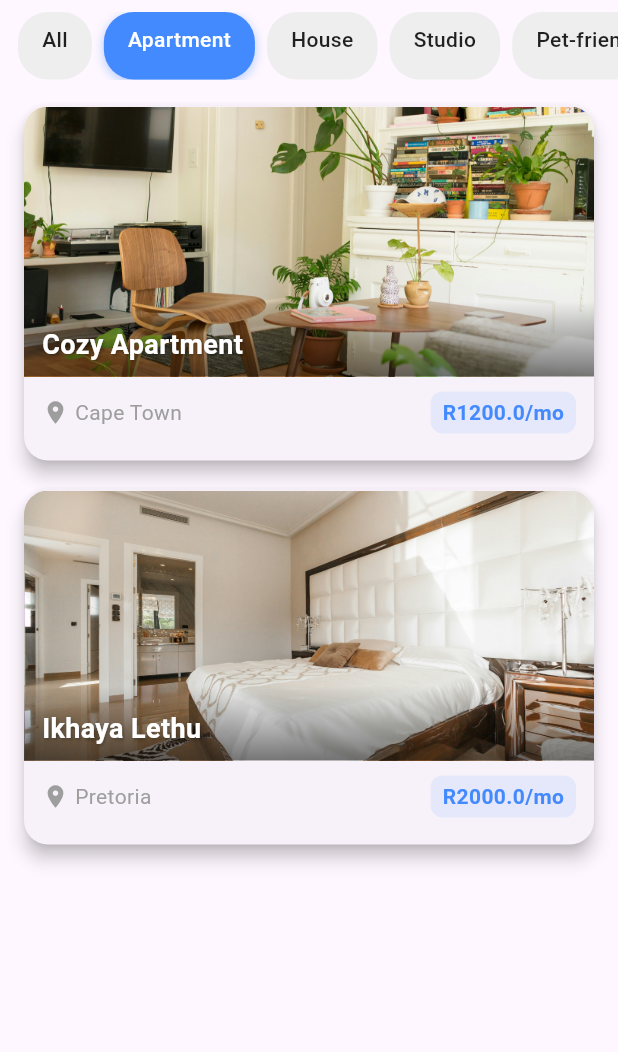
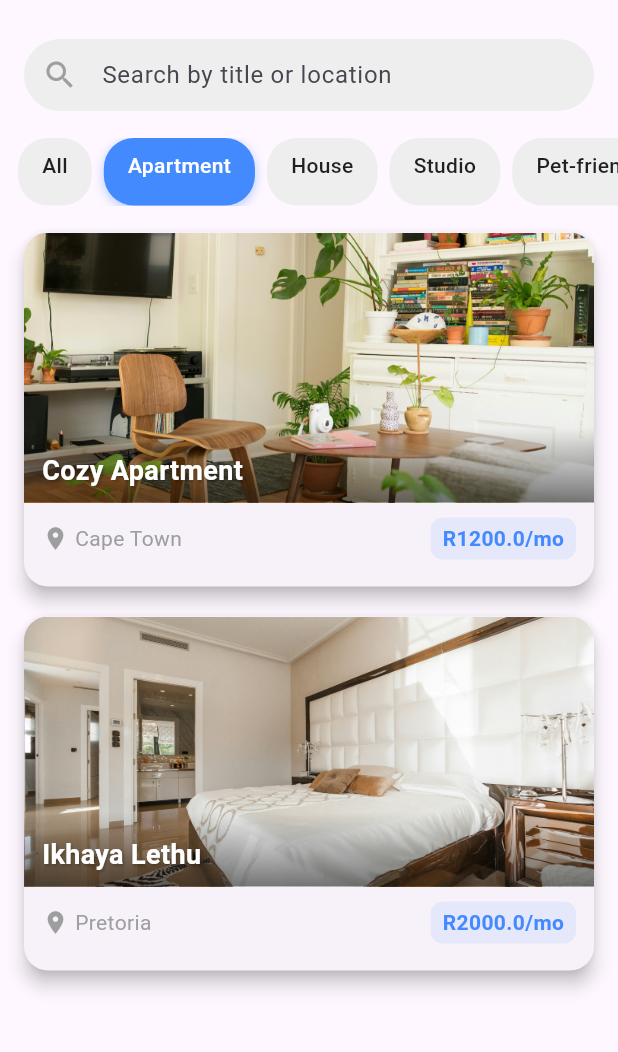
Before and after one commit to MathibelaD/P, a Flutter app: the screen it shows after launch, after a tap on "Apartment", on a phone screen of 412 x 824 dp, the part 84-1136 px from its top. Run offline on Flutter 3.47's test engine with Material 3 defaults, Android fonts, the phone set to English and light mode, and no system bars.

Commit message:
chore: added search bar

```diff
--- a/lib/screens/home_screen.dart
+++ b/lib/screens/home_screen.dart
@@ -14,13 +14,25 @@ class HomeScreen extends StatefulWidget {
 
 class _HomeScreenState extends State<HomeScreen> {
   String selectedFilter = 'All';
+  String searchQuery = '';
+  final TextEditingController searchController = TextEditingController();
 
   @override
   Widget build(BuildContext context) {
     // Optionally filter the properties list
-    final filteredProperties = selectedFilter == 'All'
-        ? widget.properties
-        : widget.properties.where((p) => p.type == selectedFilter).toList();
+    final filteredProperties = widget.properties.where((p) {
+  final matchesFilter = selectedFilter == 'All' || (p.type.toLowerCase() == selectedFilter.toLowerCase());
+  final matchesSearch = p.title.toLowerCase().contains(searchQuery) ||
+                        p.location.toLowerCase().contains(searchQuery);
+  return matchesFilter && matchesSearch;
+}).toList();
+
+
+    @override
+    void dispose() {
+      searchController.dispose();
+      super.dispose();
+    }
 
     return Scaffold(
       appBar: AppBar(
@@ -68,6 +80,29 @@ class _HomeScreenState extends State<HomeScreen> {
       body: Column(
         children: [
           const SizedBox(height: 8),
+          Padding(
+            padding: const EdgeInsets.symmetric(horizontal: 16, vertical: 18),
+            child: TextField(
+              controller: searchController,
+              onChanged: (value) {
+                setState(() {
+                  searchQuery = value.toLowerCase();
+                });
+              },
+              decoration: InputDecoration(
+                hintText: 'Search by title or location',
+                prefixIcon: const Icon(Icons.search, color: Colors.grey),
+                filled: true,
+                fillColor: Colors.grey[200],
+                contentPadding: const EdgeInsets.symmetric(vertical: 0),
+                border: OutlineInputBorder(
+                  borderRadius: BorderRadius.circular(30),
+                  borderSide: BorderSide.none,
+                ),
+              ),
+            ),
+          ),
+
           FilterBar(
             selectedFilter: selectedFilter,
             onFilterSelected: (filter) {
@@ -80,7 +115,8 @@ class _HomeScreenState extends State<HomeScreen> {
           Expanded(
             child: ListView.builder(
               itemCount: filteredProperties.length,
-              itemBuilder: (ctx, i) => PropertyCard(property: filteredProperties[i]),
+              itemBuilder: (ctx, i) =>
+                  PropertyCard(property: filteredProperties[i]),
             ),
           ),
         ],
```
